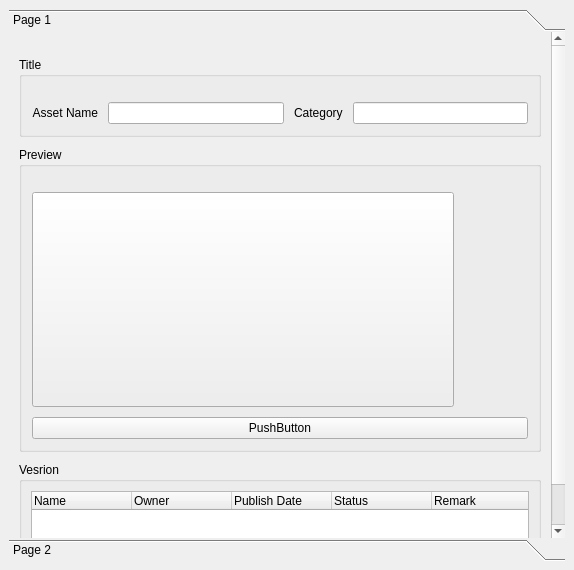
Old version of the form startup/temp/untitled.ui in the repository subing85/package.
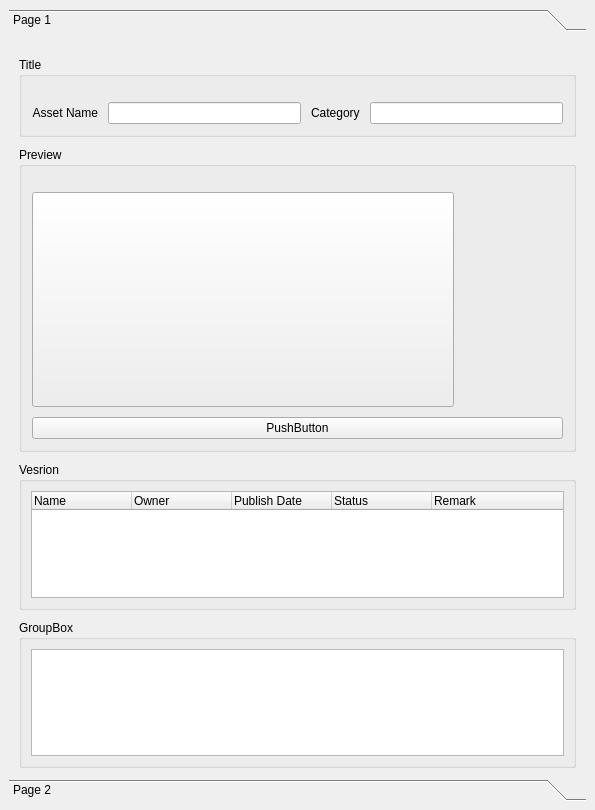
New version of the form.

```diff
--- a/startup/temp/untitled.ui
+++ b/startup/temp/untitled.ui
@@ -6,8 +6,8 @@
    <rect>
     <x>0</x>
     <y>0</y>
-    <width>574</width>
-    <height>570</height>
+    <width>595</width>
+    <height>810</height>
    </rect>
   </property>
   <property name="windowTitle">
@@ -28,8 +28,8 @@
         <rect>
          <x>0</x>
          <y>0</y>
-         <width>539</width>
-         <height>537</height>
+         <width>577</width>
+         <height>744</height>
         </rect>
        </property>
        <attribute name="label">
@@ -230,6 +230,18 @@
           </layout>
          </widget>
         </item>
+        <item>
+         <widget class="QGroupBox" name="groupBox">
+          <property name="title">
+           <string>GroupBox</string>
+          </property>
+          <layout class="QVBoxLayout" name="verticalLayout_4">
+           <item>
+            <widget class="QTextEdit" name="textEdit"/>
+           </item>
+          </layout>
+         </widget>
+        </item>
        </layout>
       </widget>
       <widget class="QWidget" name="page_2">
```
Left out of the diff: 4 changed lines with no effect on the pictures.
